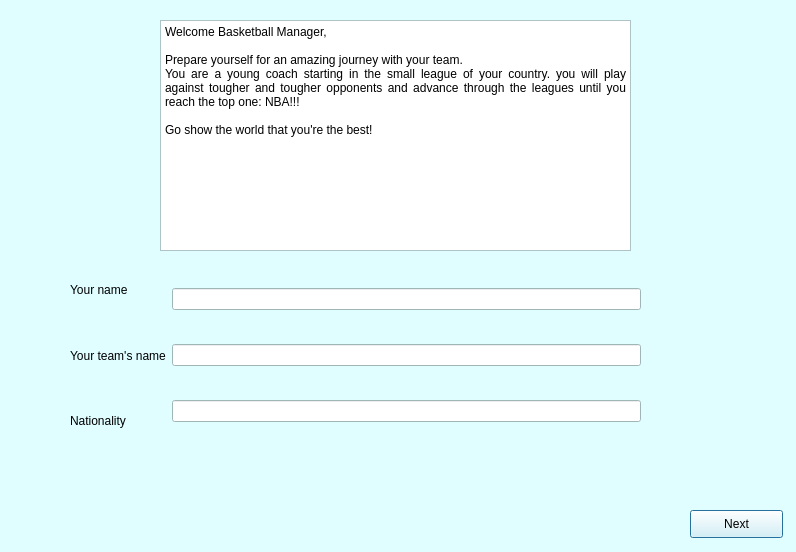
The window that BTM_Qt/startmenu.ui (skandermoalla/CSE201-Top5) describes before a commit, drawn with Qt 5.
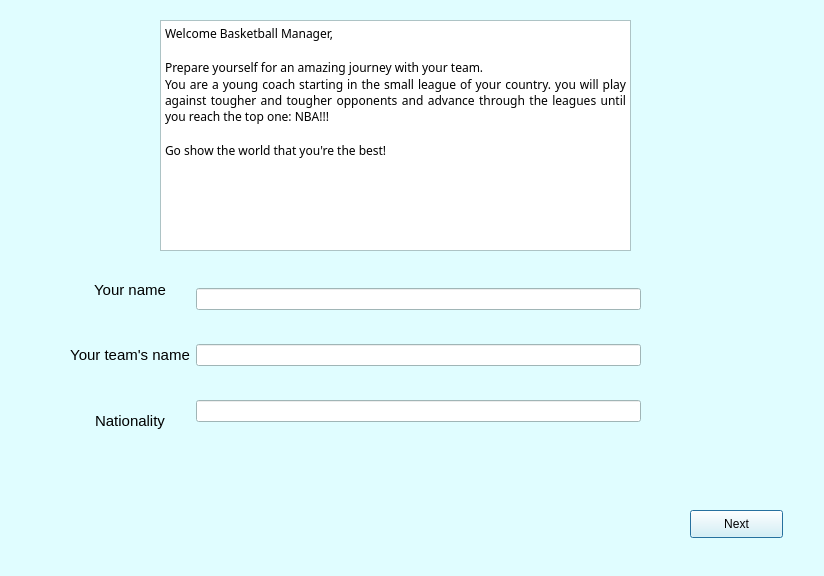
The same window after the commit. Icons and pictures are not drawn.

```diff
--- a/BTM_Qt/startmenu.ui
+++ b/BTM_Qt/startmenu.ui
@@ -6,8 +6,8 @@
    <rect>
     <x>0</x>
     <y>0</y>
-    <width>796</width>
-    <height>552</height>
+    <width>824</width>
+    <height>576</height>
    </rect>
   </property>
   <property name="palette">
@@ -488,31 +488,51 @@
      <layout class="QVBoxLayout" name="verticalLayout">
       <item>
        <widget class="QLabel" name="name">
+        <property name="font">
+         <font>
+          <family>Arial</family>
+          <pointsize>11</pointsize>
+          <weight>50</weight>
+          <bold>false</bold>
+         </font>
+        </property>
         <property name="styleSheet">
          <string notr="true">background-image: url(:/images/images/white background image.png);</string>
         </property>
         <property name="text">
-         <string>Your name</string>
+         <string>&lt;html&gt;&lt;head/&gt;&lt;body&gt;&lt;p align=&quot;center&quot;&gt;&lt;span style=&quot; font-weight:400;&quot;&gt;Your name&lt;/span&gt;&lt;/p&gt;&lt;/body&gt;&lt;/html&gt;</string>
         </property>
        </widget>
       </item>
       <item>
        <widget class="QLabel" name="team">
+        <property name="font">
+         <font>
+          <pointsize>11</pointsize>
+          <weight>50</weight>
+          <bold>false</bold>
+         </font>
+        </property>
         <property name="styleSheet">
          <string notr="true">background-image: url(:/images/images/white background image.png);</string>
         </property>
         <property name="text">
-         <string>Your team's name</string>
+         <string>&lt;html&gt;&lt;head/&gt;&lt;body&gt;&lt;p align=&quot;center&quot;&gt;Your team's name&lt;/p&gt;&lt;/body&gt;&lt;/html&gt;</string>
         </property>
        </widget>
       </item>
       <item>
        <widget class="QLabel" name="nationality">
+        <property name="font">
+         <font>
+          <pointsize>11</pointsize>
+         </font>
+        </property>
         <property name="styleSheet">
          <string notr="true">background-image: url(:/images/images/white background image.png);</string>
         </property>
         <property name="text">
-         <string>Nationality</string>
+         <string>&lt;html&gt;&lt;head/&gt;&lt;body&gt;&lt;p align=&quot;center&quot;&gt;Nationality&lt;/p&gt;&lt;/body&gt;&lt;/html&gt;</string>
         </property>
        </widget>
       </item>
@@ -554,6 +574,11 @@
      <height>231</height>
     </rect>
    </property>
+   <property name="font">
+    <font>
+     <family>Gadugi</family>
+    </font>
+   </property>
    <property name="styleSheet">
     <string notr="true">background-image: url(:/images/images/white background image.png);</string>
    </property>
@@ -561,13 +586,13 @@
     <string>&lt;!DOCTYPE HTML PUBLIC &quot;-//W3C//DTD HTML 4.0//EN&quot; &quot;http://www.w3.org/TR/REC-html40/strict.dtd&quot;&gt;
 &lt;html&gt;&lt;head&gt;&lt;meta name=&quot;qrichtext&quot; content=&quot;1&quot; /&gt;&lt;style type=&quot;text/css&quot;&gt;
 p, li { white-space: pre-wrap; }
-&lt;/style&gt;&lt;/head&gt;&lt;body style=&quot; font-family:'MS Shell Dlg 2'; font-size:8pt; font-weight:400; font-style:normal;&quot;&gt;
-&lt;p style=&quot; margin-top:0px; margin-bottom:0px; margin-left:0px; margin-right:0px; -qt-block-indent:0; text-indent:0px;&quot;&gt;&lt;span style=&quot; font-size:9pt; color:#000000;&quot;&gt;Welcome Basketball Manager,&lt;/span&gt;&lt;/p&gt;
-&lt;p style=&quot;-qt-paragraph-type:empty; margin-top:0px; margin-bottom:0px; margin-left:0px; margin-right:0px; -qt-block-indent:0; text-indent:0px; font-size:9pt; color:#ff0000;&quot;&gt;&lt;br /&gt;&lt;/p&gt;
-&lt;p align=&quot;justify&quot; style=&quot; margin-top:0px; margin-bottom:0px; margin-left:0px; margin-right:0px; -qt-block-indent:0; text-indent:0px;&quot;&gt;&lt;span style=&quot; font-size:9pt; color:#000000;&quot;&gt;Prepare yourself for an amazing journey with your team.&lt;/span&gt;&lt;/p&gt;
-&lt;p align=&quot;justify&quot; style=&quot; margin-top:0px; margin-bottom:0px; margin-left:0px; margin-right:0px; -qt-block-indent:0; text-indent:0px;&quot;&gt;&lt;span style=&quot; font-size:9pt; color:#000000;&quot;&gt;You are a young coach starting in the small league of your country. you will play against tougher and tougher opponents and advance through the leagues until you reach the top one: NBA!!!&lt;/span&gt;&lt;/p&gt;
-&lt;p style=&quot;-qt-paragraph-type:empty; margin-top:0px; margin-bottom:0px; margin-left:0px; margin-right:0px; -qt-block-indent:0; text-indent:0px; font-size:9pt; color:#ff0000;&quot;&gt;&lt;br /&gt;&lt;/p&gt;
-&lt;p style=&quot; margin-top:0px; margin-bottom:0px; margin-left:0px; margin-right:0px; -qt-block-indent:0; text-indent:0px;&quot;&gt;&lt;span style=&quot; font-size:9pt; color:#000000;&quot;&gt;Go show the world that you're the best! &lt;/span&gt;&lt;span style=&quot; font-size:9pt; color:#ff0000;&quot;&gt; &lt;/span&gt;&lt;/p&gt;&lt;/body&gt;&lt;/html&gt;</string>
+&lt;/style&gt;&lt;/head&gt;&lt;body style=&quot; font-family:'Gadugi'; font-size:8pt; font-weight:400; font-style:normal;&quot;&gt;
+&lt;p style=&quot; margin-top:0px; margin-bottom:0px; margin-left:0px; margin-right:0px; -qt-block-indent:0; text-indent:0px;&quot;&gt;&lt;span style=&quot; font-family:'MS Shell Dlg 2'; font-size:9pt; color:#000000;&quot;&gt;Welcome Basketball Manager,&lt;/span&gt;&lt;/p&gt;
+&lt;p style=&quot;-qt-paragraph-type:empty; margin-top:0px; margin-bottom:0px; margin-left:0px; margin-right:0px; -qt-block-indent:0; text-indent:0px; font-family:'MS Shell Dlg 2'; font-size:9pt; color:#ff0000;&quot;&gt;&lt;br /&gt;&lt;/p&gt;
+&lt;p align=&quot;justify&quot; style=&quot; margin-top:0px; margin-bottom:0px; margin-left:0px; margin-right:0px; -qt-block-indent:0; text-indent:0px;&quot;&gt;&lt;span style=&quot; font-family:'MS Shell Dlg 2'; font-size:9pt; color:#000000;&quot;&gt;Prepare yourself for an amazing journey with your team.&lt;/span&gt;&lt;/p&gt;
+&lt;p align=&quot;justify&quot; style=&quot; margin-top:0px; margin-bottom:0px; margin-left:0px; margin-right:0px; -qt-block-indent:0; text-indent:0px;&quot;&gt;&lt;span style=&quot; font-family:'MS Shell Dlg 2'; font-size:9pt; color:#000000;&quot;&gt;You are a young coach starting in the small league of your country. you will play against tougher and tougher opponents and advance through the leagues until you reach the top one: NBA!!!&lt;/span&gt;&lt;/p&gt;
+&lt;p style=&quot;-qt-paragraph-type:empty; margin-top:0px; margin-bottom:0px; margin-left:0px; margin-right:0px; -qt-block-indent:0; text-indent:0px; font-family:'MS Shell Dlg 2'; font-size:9pt; color:#ff0000;&quot;&gt;&lt;br /&gt;&lt;/p&gt;
+&lt;p style=&quot; margin-top:0px; margin-bottom:0px; margin-left:0px; margin-right:0px; -qt-block-indent:0; text-indent:0px;&quot;&gt;&lt;span style=&quot; font-family:'MS Shell Dlg 2'; font-size:9pt; color:#000000;&quot;&gt;Go show the world that you're the best! &lt;/span&gt;&lt;span style=&quot; font-family:'MS Shell Dlg 2'; font-size:9pt; color:#ff0000;&quot;&gt; &lt;/span&gt;&lt;/p&gt;&lt;/body&gt;&lt;/html&gt;</string>
    </property>
   </widget>
  </widget>
```
Left out of the diff: 9 changed lines with no effect on the pictures.
